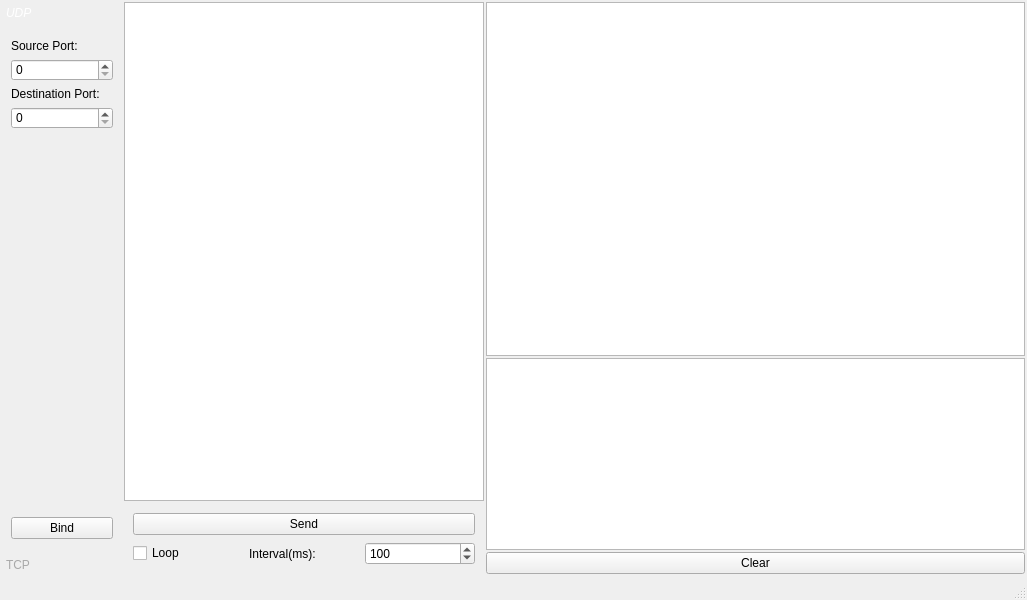
babak-ab/netlog, file mainwindow.ui: the form before one commit.
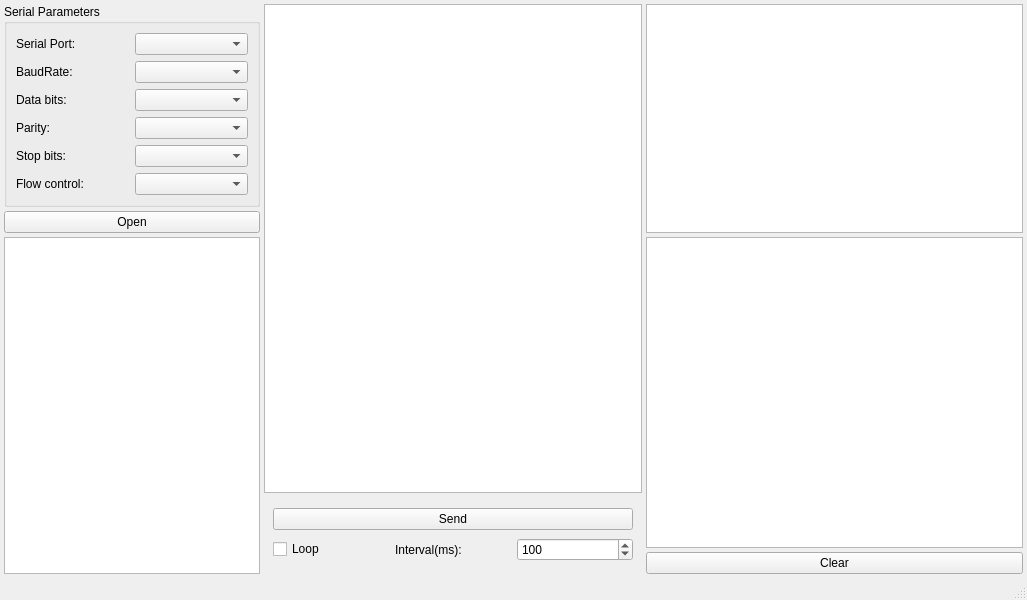
The form after the commit. The open tabs and pages were chosen to show the change. Custom widgets are drawn as their Qt base class.

```diff
--- a/mainwindow.ui
+++ b/mainwindow.ui
@@ -14,152 +14,108 @@
    <string>MainWindow</string>
   </property>
   <widget class="QWidget" name="centralwidget">
-   <layout class="QGridLayout" name="gridLayout" rowstretch="0,0,0,0,0,0,0,0" columnstretch="0,2,3">
+   <layout class="QGridLayout" name="gridLayout" rowstretch="0,0,0,0,0,0,0,0,0,0,0" columnstretch="0,0,0">
     <property name="leftMargin">
-     <number>2</number>
+     <number>4</number>
     </property>
     <property name="topMargin">
-     <number>2</number>
+     <number>4</number>
     </property>
     <property name="rightMargin">
-     <number>2</number>
+     <number>4</number>
     </property>
     <property name="bottomMargin">
-     <number>2</number>
+     <number>4</number>
     </property>
     <property name="spacing">
-     <number>2</number>
+     <number>4</number>
     </property>
-    <item row="0" column="2">
+    <item row="0" column="0" rowspan="3">
+     <widget class="QGroupBox" name="parametersBox">
+      <property name="title">
+       <string>Serial Parameters</string>
+      </property>
+      <layout class="QGridLayout" name="gridLayout_2">
+       <item row="4" column="1">
+        <widget class="QComboBox" name="stopBitsBox"/>
+       </item>
+       <item row="3" column="1">
+        <widget class="QComboBox" name="parityBox"/>
+       </item>
+       <item row="1" column="1">
+        <widget class="QComboBox" name="baudRateBox"/>
+       </item>
+       <item row="2" column="1">
+        <widget class="QComboBox" name="dataBitsBox"/>
+       </item>
+       <item row="5" column="1">
+        <widget class="QComboBox" name="flowControlBox"/>
+       </item>
+       <item row="3" column="0">
+        <widget class="QLabel" name="parityLabel">
+         <property name="text">
+          <string>Parity:</string>
+         </property>
+        </widget>
+       </item>
+       <item row="4" column="0">
+        <widget class="QLabel" name="stopBitsLabel">
+         <property name="text">
+          <string>Stop bits:</string>
+         </property>
+        </widget>
+       </item>
+       <item row="0" column="1">
+        <widget class="QComboBox" name="serialPortInfoListBox"/>
+       </item>
+       <item row="0" column="0">
+        <widget class="QLabel" name="label_2">
+         <property name="text">
+          <string>Serial Port:</string>
+         </property>
+        </widget>
+       </item>
+       <item row="1" column="0">
+        <widget class="QLabel" name="baudRateLabel">
+         <property name="text">
+          <string>BaudRate:</string>
+         </property>
+        </widget>
+       </item>
+       <item row="5" column="0">
+        <widget class="QLabel" name="flowControlLabel">
+         <property name="text">
+          <string>Flow control:</string>
+         </property>
+        </widget>
+       </item>
+       <item row="2" column="0">
+        <widget class="QLabel" name="dataBitsLabel">
+         <property name="text">
+          <string>Data bits:</string>
+         </property>
+        </widget>
+       </item>
+      </layout>
+     </widget>
+    </item>
+    <item row="4" column="0" rowspan="7">
+     <widget class="QPlainTextEdit" name="plainTextEdit_serialError">
+      <property name="sizePolicy">
+       <sizepolicy hsizetype="Minimum" vsizetype="Minimum">
+        <horstretch>0</horstretch>
+        <verstretch>0</verstretch>
+       </sizepolicy>
+      </property>
+      <property name="readOnly">
+       <bool>true</bool>
+      </property>
+     </widget>
+    </item>
+    <item row="0" column="2" rowspan="4">
      <widget class="QPlainTextEdit" name="plainTextEdit_receive"/>
     </item>
-    <item row="1" column="2" rowspan="4">
-     <widget class="SendPlainTextEdit" name="plainTextEdit_send"/>
-    </item>
-    <item row="0" column="0" rowspan="8">
-     <widget class="QToolBox" name="toolBox">
-      <property name="minimumSize">
-       <size>
-        <width>120</width>
-        <height>0</height>
-       </size>
-      </property>
-      <property name="styleSheet">
-       <string notr="true">QToolBox::tab {
-    background: qlineargradient(x1: 0, y1: 0, x2: 0, y2: 1,
-                                stop: 0 #E1E1E1, stop: 0.4 #DDDDDD,
-                                stop: 0.5 #D8D8D8, stop: 1.0 #D3D3D3);
-    border-radius: 5px;
-    color: darkgray;
-}
-
-QToolBox::tab:selected { /* italicize selected tabs */
-    font: italic;
-    color: white;
-}</string>
-      </property>
-      <property name="currentIndex">
-       <number>1</number>
-      </property>
-      <widget class="QWidget" name="page_udp">
-       <property name="geometry">
-        <rect>
-         <x>0</x>
-         <y>0</y>
-         <width>120</width>
-         <height>496</height>
-        </rect>
-       </property>
-       <attribute name="label">
-        <string>UDP</string>
-       </attribute>
-       <layout class="QVBoxLayout" name="verticalLayout">
-        <item>
-         <widget class="QLabel" name="label_udpSourcePort">
-          <property name="text">
-           <string>Source Port:</string>
-          </property>
-         </widget>
-        </item>
-        <item>
-         <widget class="QSpinBox" name="spinBox_udpSourcePort">
-          <property name="maximum">
-           <number>65536</number>
-          </property>
-         </widget>
-        </item>
-        <item>
-         <widget class="QLabel" name="label_udpDestPort">
-          <property name="text">
-           <string>Destination Port:</string>
-          </property>
-         </widget>
-        </item>
-        <item>
-         <widget class="QSpinBox" name="spinBox_udpDestPort">
-          <property name="maximum">
-           <number>65536</number>
-          </property>
-         </widget>
-        </item>
-        <item>
-         <spacer name="verticalSpacer">
-          <property name="orientation">
-           <enum>Qt::Vertical</enum>
-          </property>
-          <property name="sizeHint" stdset="0">
-           <size>
-            <width>20</width>
-            <height>40</height>
-           </size>
-          </property>
-         </spacer>
-        </item>
-        <item>
-         <widget class="QPushButton" name="pushButton_udpConnect">
-          <property name="text">
-           <string>Bind</string>
-          </property>
-         </widget>
-        </item>
-       </layout>
-      </widget>
-      <widget class="QWidget" name="page_tcp">
-       <property name="geometry">
-        <rect>
-         <x>0</x>
-         <y>0</y>
-         <width>120</width>
-         <height>496</height>
-        </rect>
-       </property>
-       <attribute name="label">
-        <string>TCP</string>
-       </attribute>
-      </widget>
-     </widget>
-    </item>
-    <item row="0" column="1" rowspan="4">
-     <widget class="CustomTableView" name="tableView_send">
-      <property name="selectionMode">
-       <enum>QAbstractItemView::ContiguousSelection</enum>
-      </property>
-      <property name="selectionBehavior">
-       <enum>QAbstractItemView::SelectItems</enum>
-      </property>
-     </widget>
-    </item>
-    <item row="6" column="2">
-     <layout class="QHBoxLayout" name="horizontalLayout"/>
-    </item>
-    <item row="5" column="2">
-     <widget class="QPushButton" name="pushButton_sendClear">
-      <property name="text">
-       <string>Clear</string>
-      </property>
-     </widget>
-    </item>
-    <item row="4" column="1" rowspan="4">
+    <item row="9" column="1" rowspan="2">
      <widget class="QFrame" name="frame_send">
       <layout class="QGridLayout" name="gridLayout_send">
        <item row="1" column="1">
@@ -196,6 +152,33 @@
       </layout>
      </widget>
     </item>
+    <item row="3" column="0">
+     <widget class="QPushButton" name="pushButton_serialPortOpen">
+      <property name="text">
+       <string>Open</string>
+      </property>
+     </widget>
+    </item>
+    <item row="0" column="1" rowspan="9">
+     <widget class="CustomTableView" name="tableView_send">
+      <property name="selectionMode">
+       <enum>QAbstractItemView::ContiguousSelection</enum>
+      </property>
+      <property name="selectionBehavior">
+       <enum>QAbstractItemView::SelectItems</enum>
+      </property>
+     </widget>
+    </item>
+    <item row="10" column="2">
+     <widget class="QPushButton" name="pushButton_sendClear">
+      <property name="text">
+       <string>Clear</string>
+      </property>
+     </widget>
+    </item>
+    <item row="4" column="2" rowspan="6">
+     <widget class="SendPlainTextEdit" name="plainTextEdit_send"/>
+    </item>
    </layout>
   </widget>
   <widget class="QMenuBar" name="menubar">
```
